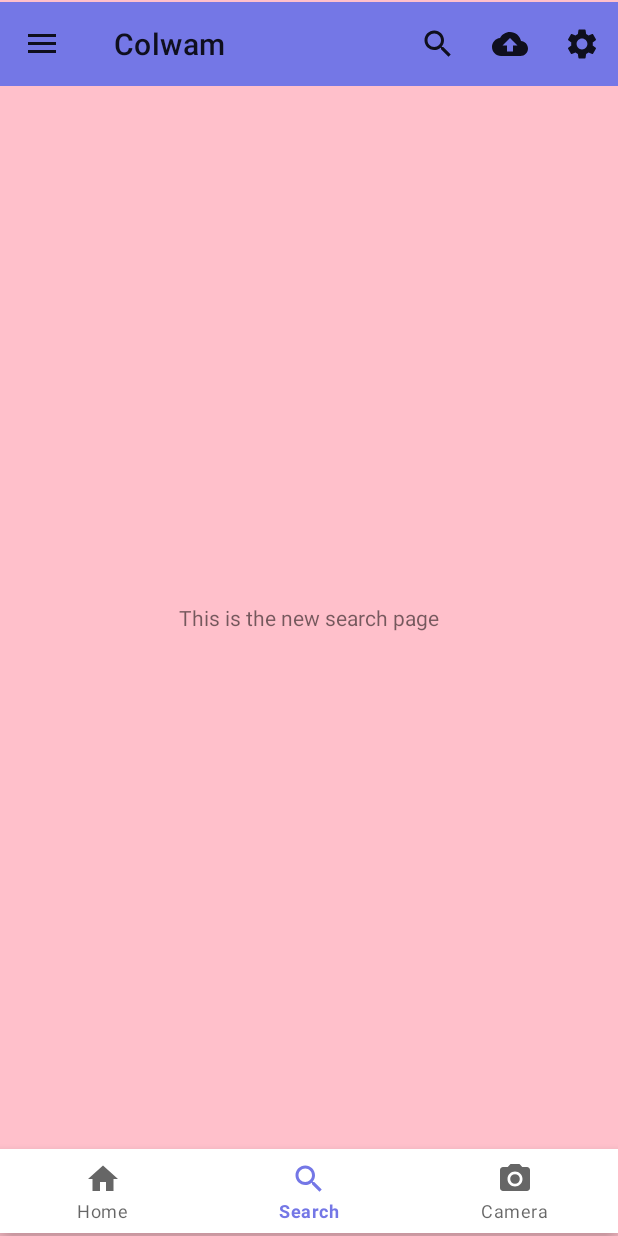
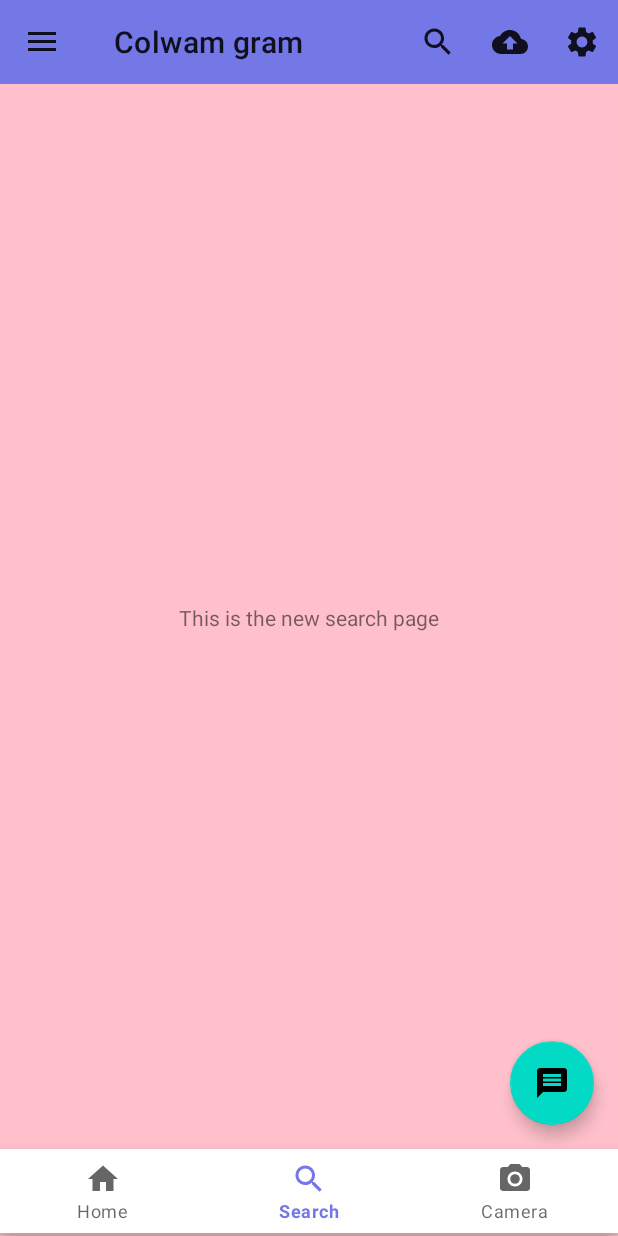
Before and after one commit to colwam/Colwam-gram, an Android app: the screen it shows after launch (MainActivity), item 2 of the bottom bar chosen, on a phone screen of 412 x 824 dp. Run offline under Robolectric (Android 15) with nearby library versions, the phone set to English and light mode, and no system bars; our stand-ins replace navigation-ui.

Commit message:
made final changes to recyclerview

```diff
--- a/app/src/main/AndroidManifest.xml
+++ b/app/src/main/AndroidManifest.xml
@@ -10,6 +10,9 @@
         android:supportsRtl="true"
         android:theme="@style/Theme.Colwamgram">
         <activity
+            android:name=".DisplayEventdetail"
+            android:exported="true" />
+        <activity
             android:name=".MainActivity"
             android:exported="true">
             <intent-filter>
--- a/app/src/main/java/com/colwam/gram/HomePageAdapter.java
+++ b/app/src/main/java/com/colwam/gram/HomePageAdapter.java
@@ -17,6 +17,11 @@ public class HomePageAdapter extends RecyclerView.Adapter<HomePageAdapter.ViewHo
 
     private String[] eventnames;
     private int[] imageIds;
+    private Listener listener;
+
+    interface Listener {
+        void onClick(int position);
+    }
 
     public HomePageAdapter(String [] eventnames,int [] imageIds)
     {
@@ -47,6 +52,15 @@ public class HomePageAdapter extends RecyclerView.Adapter<HomePageAdapter.ViewHo
         imageView.setContentDescription(eventnames[position]);
         TextView textView = (TextView) cardView.findViewById(R.id.info_text);
         textView.setText(eventnames[position]);
+        cardView.setOnClickListener(new View.OnClickListener() {
+            @Override
+            public void onClick(View v) {
+                if (listener != null)
+                {
+                    listener.onClick(holder.getAdapterPosition());
+                }
+            }
+        });
     }
 
     public static class ViewHolder extends RecyclerView.ViewHolder
@@ -60,4 +74,9 @@ public class HomePageAdapter extends RecyclerView.Adapter<HomePageAdapter.ViewHo
         }
 
     }
+
+    public void setListener(Listener listener)
+    {
+        this.listener = listener;
+    }
 }
--- a/app/src/main/java/com/colwam/gram/Model.java
+++ b/app/src/main/java/com/colwam/gram/Model.java
@@ -5,10 +5,14 @@ public class Model {
     private int imageResourceId;
 
     public static final Model[] eventData = {
-            new Model("collins visit", R.drawable.babe),
-            new Model("collins love", R.drawable.babe1),
-            new Model("collins wifey", R.drawable.swee),
-            new Model("collins manenoz", R.drawable.swee1),
+            new Model("at Kisii", R.drawable.babe),
+            new Model("baby's birthday", R.drawable.babe1),
+            new Model("collins wifey", R.drawable.wambo),
+            new Model("collins babes", R.drawable.rose),
+            new Model("colwam", R.drawable.colwam),
+            new Model("hunnie", R.drawable.hunnie),
+            new Model("sweery", R.drawable.hunnie),
+            new Model("babes", R.drawable.hunnie)
 
     };
 
--- /dev/null
+++ b/app/src/main/res/drawable/message.xml
@@ -0,0 +1,10 @@
+<vector xmlns:android="http://schemas.android.com/apk/res/android"
+    android:width="24dp"
+    android:height="24dp"
+    android:viewportWidth="24"
+    android:viewportHeight="24"
+    android:tint="?attr/colorControlNormal">
+  <path
+      android:fillColor="@android:color/white"
+      android:pathData="M20,2L4,2c-1.1,0 -1.99,0.9 -1.99,2L2,22l4,-4h14c1.1,0 2,-0.9 2,-2L22,4c0,-1.1 -0.9,-2 -2,-2zM18,14L6,14v-2h12v2zM18,11L6,11L6,9h12v2zM18,8L6,8L6,6h12v2z"/>
+</vector>
--- a/app/src/main/res/layout/activity_main.xml
+++ b/app/src/main/res/layout/activity_main.xml
@@ -5,9 +5,8 @@
     android:id="@+id/drawer_layout"
     android:layout_height="match_parent"
     xmlns:tools="http://schemas.android.com/tools">
-    <androidx.constraintlayout.widget.ConstraintLayout xmlns:android="http://schemas.android.com/apk/res/android"
-        xmlns:app="http://schemas.android.com/apk/res-auto"
-        xmlns:tools="http://schemas.android.com/tools"
+
+    <androidx.constraintlayout.widget.ConstraintLayout
         android:layout_width="match_parent"
         android:layout_height="match_parent"
         tools:context=".MainActivity">
@@ -15,15 +14,31 @@
         <androidx.fragment.app.FragmentContainerView
             android:id="@+id/nav_host_fragment"
             android:name="androidx.navigation.fragment.NavHostFragment"
-            android:layout_width="0dp"
-            android:layout_height="0dp"
+            android:layout_width="match_parent"
+            android:layout_height="match_parent"
+
             app:defaultNavHost="true"
-            app:layout_constraintBottom_toBottomOf="parent"
+            app:layout_constraintBottom_toTopOf="@+id/bottomNavigationView"
+            app:layout_constraintEnd_toEndOf="parent"
+            app:layout_constraintHorizontal_bias="0.428"
             app:layout_constraintLeft_toLeftOf="parent"
-            app:layout_constraintRight_toRightOf="parent"
+            app:layout_constraintStart_toStartOf="parent"
+            app:layout_constraintTop_toBottomOf="@+id/toolbar"
+            app:layout_constraintVertical_bias="0.526"
+            app:navGraph="@navigation/nav_graph" />
 
-            app:layout_constraintTop_toTopOf="parent"
-            app:navGraph="@navigation/nav_graph" />
+        <com.google.android.material.floatingactionbutton.FloatingActionButton
+            android:id="@+id/fab"
+            android:layout_width="wrap_content"
+            android:layout_height="wrap_content"
+            android:layout_gravity="end|bottom"
+            android:layout_margin="16dp"
+            android:layout_marginEnd="30dp"
+            android:layout_marginBottom="24dp"
+            android:contentDescription="Camera"
+            android:src="@drawable/message"
+            app:layout_constraintBottom_toTopOf="@+id/bottomNavigationView"
+            app:layout_constraintEnd_toEndOf="parent" />
 
         <com.google.android.material.bottomnavigation.BottomNavigationView
             android:id="@+id/bottomNavigationView"
@@ -41,15 +56,15 @@
             android:id="@+id/toolbar"
             android:layout_width="match_parent"
             android:layout_height="wrap_content"
-            android:layout_marginTop="1dp"
-            app:title="Colwam"
-            app:titleMarginStart="20dp"
             android:background="?attr/colorPrimary"
             android:minHeight="?attr/actionBarSize"
             android:theme="?attr/actionBarTheme"
             app:layout_constraintEnd_toEndOf="parent"
+            app:layout_constraintHorizontal_bias="1.0"
             app:layout_constraintStart_toStartOf="parent"
-            app:layout_constraintTop_toTopOf="@+id/nav_host_fragment" />
+            app:layout_constraintTop_toTopOf="parent"
+            app:title="Colwam gram"
+            app:titleMarginStart="20dp" />
     </androidx.constraintlayout.widget.ConstraintLayout>
 
     <com.google.android.material.navigation.NavigationView
@@ -62,4 +77,6 @@
         app:itemTextAppearance="?android:attr/textAppearanceMedium"
         android:fitsSystemWindows="true"/>
 
+
+
 </androidx.drawerlayout.widget.DrawerLayout>
--- a/app/src/main/res/layout/cardview.xml
+++ b/app/src/main/res/layout/cardview.xml
@@ -17,11 +17,12 @@
             android:layout_width="match_parent"
             android:layout_height="0dp"
             android:layout_weight="1.0"
-            android:scaleType="centerCrop"/>
+            android:scaleType="fitXY"/>
         <TextView
             android:layout_width="match_parent"
             android:layout_height="wrap_content"
             android:id="@+id/info_text"
+            android:textSize="24dp"
             android:layout_marginLeft="4dp"
             android:layout_marginBottom="4dp"/>
     </LinearLayout>
```
Also changed, not shown: app/src/main/java/com/colwam/gram/DisplayEventdetail.java (added, +24 -0 lines), app/src/main/java/com/colwam/gram/HomeFragment.java (+9 -0 lines), app/src/main/res/layout/activity_display_eventdetail.xml (added, +18 -0 lines), app/src/main/res/drawable-v24/colwam.jpeg (added), app/src/main/res/drawable-v24/google.jpg (added), app/src/main/res/drawable-v24/hunnie.jpeg (added), app/src/main/res/drawable-v24/rose.jpg (added), app/src/main/res/drawable-v24/wambo.jpg (added).
